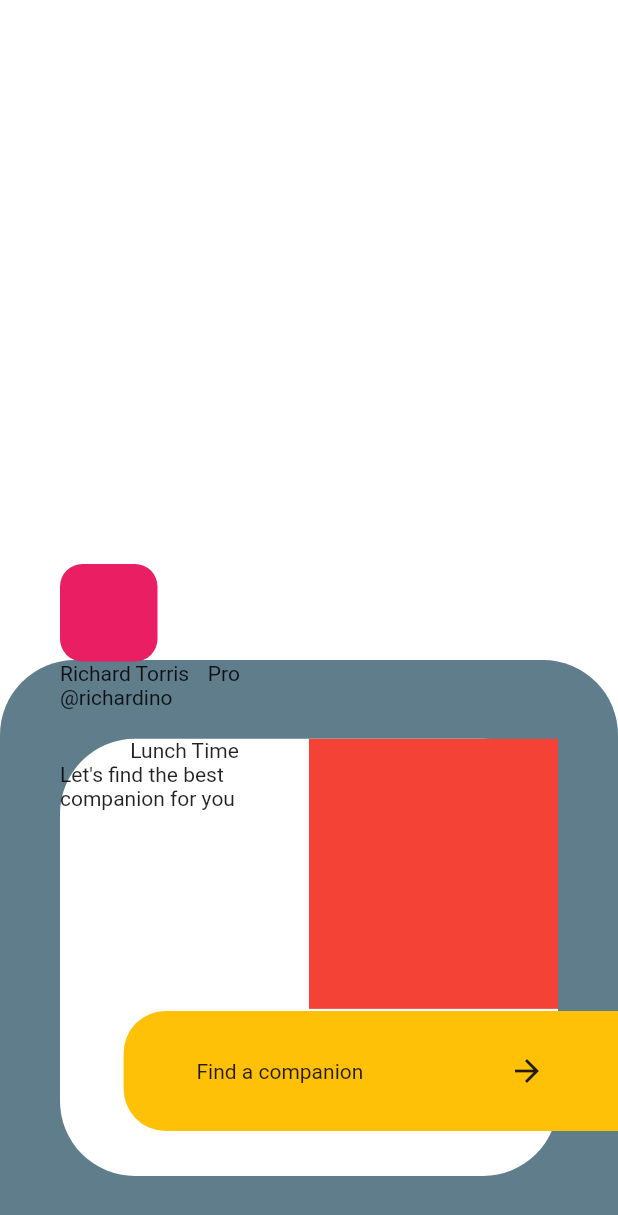
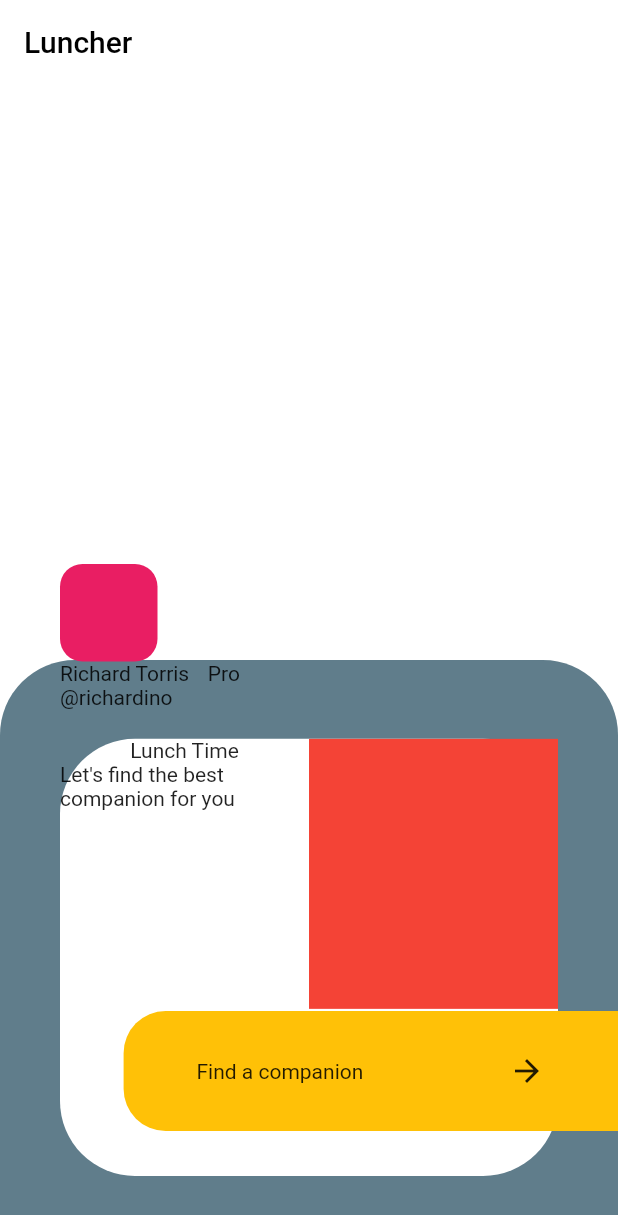
Before and after one commit to france00mf/challenge_flutter_1, a Flutter app: the screen it shows after launch, on a phone screen of 412 x 824 dp. Shown: the top 1215 px of the screen. Run offline on Flutter 3.47's test engine with Material 2 defaults, Android fonts, the phone set to English and light mode, and no system bars.

Commit message:
build: title on appBar

```diff
--- a/lib/src/ui/home/home.dart
+++ b/lib/src/ui/home/home.dart
@@ -13,6 +13,10 @@ class _HomeState extends State<Home> {
       appBar: AppBar(
         backgroundColor: Colors.white,
         elevation: 0,
+        title: Text(
+          "Luncher",
+          style: TextStyle(color: Colors.black),
+        ),
       ),
       body: Stack(
         children: <Widget>[
```
